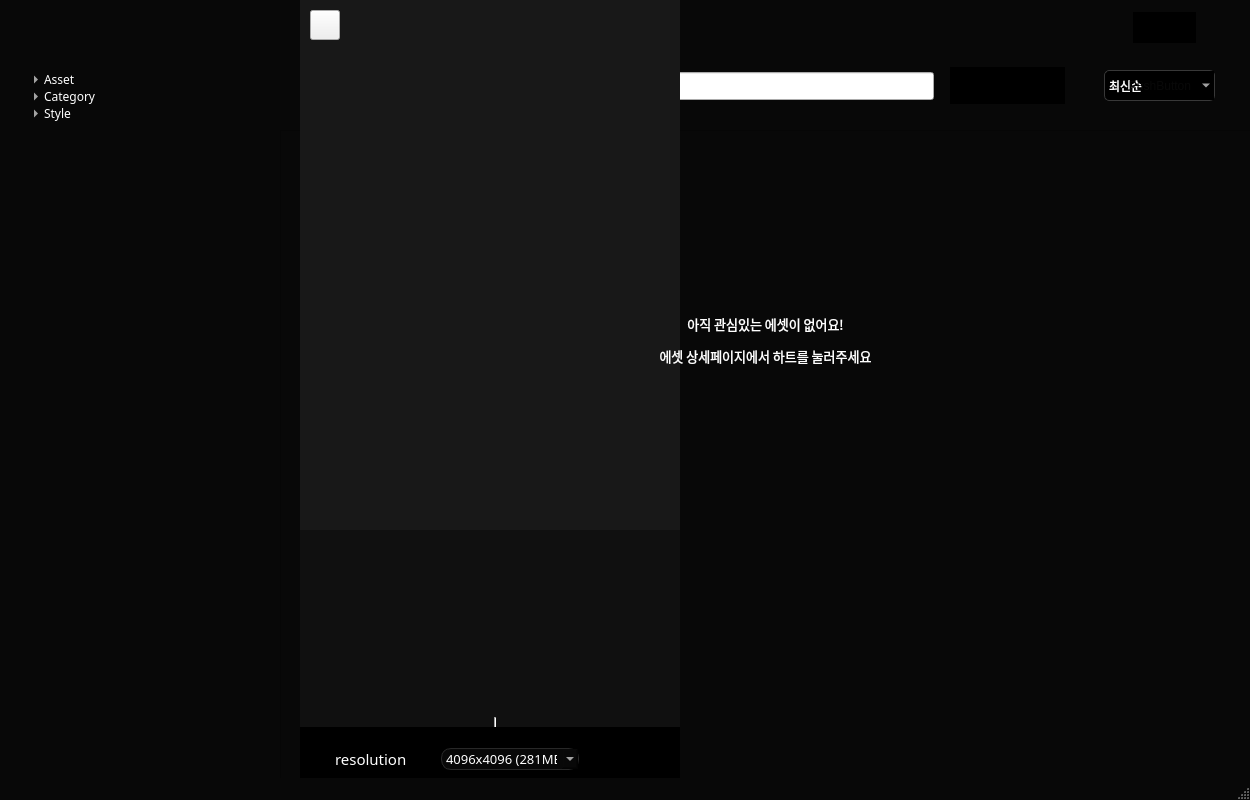
oventd/NA_Spirit, file gui/asset_main2.ui: the form before one commit.
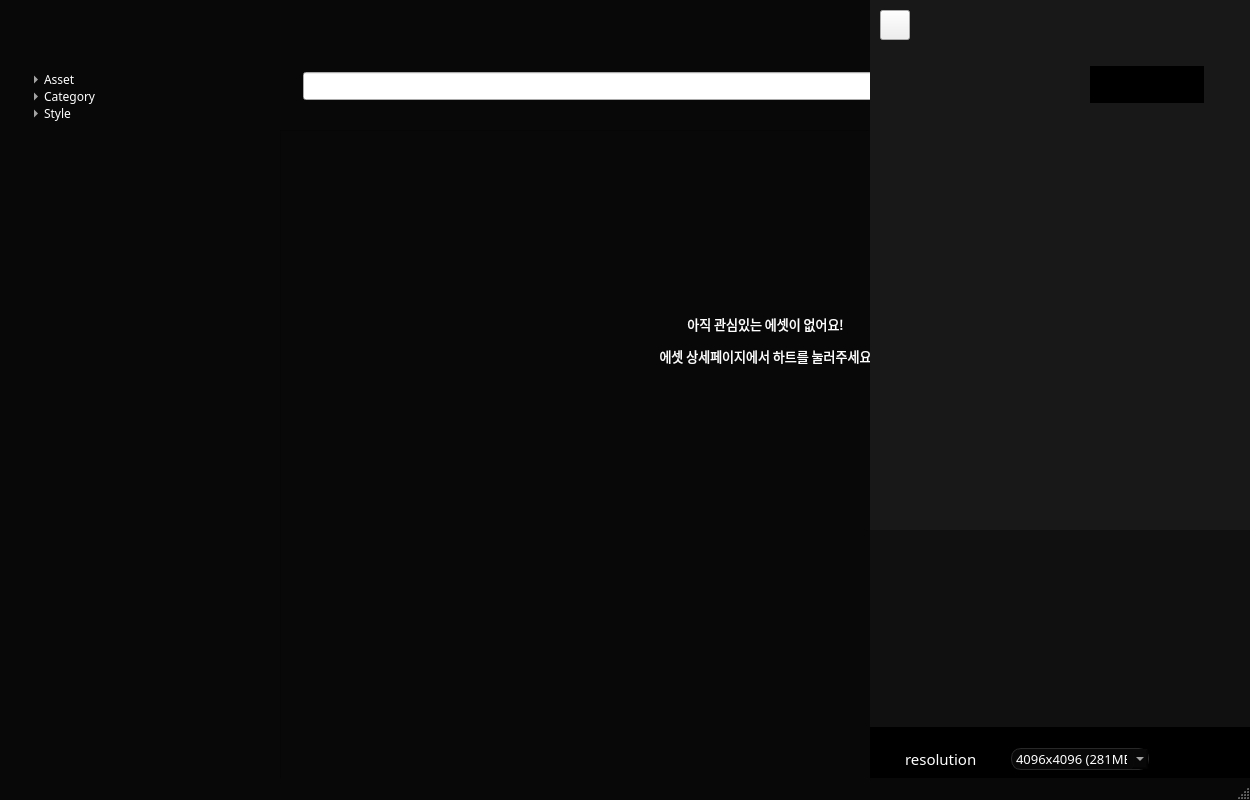
The form after the commit. Icons and pictures are not drawn.

Commit message: 하트 버튼 추가

Patch:
```diff
--- a/gui/asset_main2.ui
+++ b/gui/asset_main2.ui
@@ -979,7 +979,7 @@
    <widget class="QStackedWidget" name="stackedWidget">
     <property name="geometry">
      <rect>
-      <x>300</x>
+      <x>870</x>
       <y>0</y>
       <width>380</width>
       <height>851</height>
@@ -1409,7 +1409,7 @@
         <x>29</x>
         <y>608</y>
         <width>321</width>
-        <height>91</height>
+        <height>94</height>
        </rect>
       </property>
       <layout class="QVBoxLayout" name="verticalLayout">
@@ -1605,25 +1605,6 @@
        </size>
       </property>
      </widget>
-     <widget class="Line" name="line">
-      <property name="geometry">
-       <rect>
-        <x>0</x>
-        <y>717</y>
-        <width>391</width>
-        <height>20</height>
-       </rect>
-      </property>
-      <property name="styleSheet">
-       <string notr="true">c</string>
-      </property>
-      <property name="lineWidth">
-       <number>1</number>
-      </property>
-      <property name="orientation">
-       <enum>Qt::Orientation::Vertical</enum>
-      </property>
-     </widget>
      <widget class="QLabel" name="label_2">
       <property name="geometry">
        <rect>
@@ -1658,25 +1639,24 @@
      </widget>
      <zorder>label_3</zorder>
      <zorder>label_2</zorder>
-     <zorder>exit_btn</zorder>
      <zorder>name</zorder>
      <zorder>info_list_bar_s</zorder>
      <zorder>info_name</zorder>
      <zorder>image_l_btn</zorder>
      <zorder>image_r_btn</zorder>
      <zorder>horizontalLayoutWidget</zorder>
-     <zorder>like_btn</zorder>
-     <zorder>exit_btn_3</zorder>
      <zorder>description</zorder>
      <zorder>asset_type</zorder>
      <zorder>info_name_2</zorder>
      <zorder>horizontalLayoutWidget_2</zorder>
      <zorder>verticalLayoutWidget</zorder>
-     <zorder>line</zorder>
      <zorder>label_5</zorder>
-     <zorder>download_btn</zorder>
      <zorder>comboBox_3</zorder>
      <zorder>label_4</zorder>
+     <zorder>download_btn</zorder>
+     <zorder>like_btn</zorder>
+     <zorder>exit_btn_3</zorder>
+     <zorder>exit_btn</zorder>
      <zorder>stackedWidget_2</zorder>
     </widget>
     <widget class="QWidget" name="page_4"/>
@@ -1702,13 +1682,13 @@
      <string>&lt;html&gt;&lt;head/&gt;&lt;body&gt;&lt;p align=&quot;center&quot;&gt;&lt;span style=&quot; font-size:10pt;&quot;&gt;아직 관심있는 에셋이 없어요!&lt;/span&gt;&lt;/p&gt;&lt;p align=&quot;center&quot;&gt;&lt;span style=&quot; font-size:10pt;&quot;&gt;에셋 상세페이지에서 하트를 눌러주세요&lt;/span&gt;&lt;/p&gt;&lt;/body&gt;&lt;/html&gt;</string>
     </property>
    </widget>
-   <widget class="QPushButton" name="pushButton">
+   <widget class="QPushButton" name="like_download_btn_area">
     <property name="geometry">
      <rect>
-      <x>1103</x>
-      <y>67</y>
-      <width>114</width>
-      <height>37</height>
+      <x>1082</x>
+      <y>63</y>
+      <width>131</width>
+      <height>41</height>
      </rect>
     </property>
     <property name="toolTip">
@@ -1727,15 +1707,11 @@
 }</string>
     </property>
     <property name="text">
-     <string>PushButton</string>
-    </property>
-    <property name="icon">
-     <iconset>
-      <normaloff>../../다운로드/Group 14063.png</normaloff>../../다운로드/Group 14063.png</iconset>
+     <string/>
     </property>
     <property name="iconSize">
      <size>
-      <width>114</width>
+      <width>16</width>
       <height>37</height>
      </size>
     </property>
@@ -1755,6 +1731,22 @@
      <bool>false</bool>
     </property>
    </widget>
+   <widget class="QLabel" name="like_download_btn">
+    <property name="geometry">
+     <rect>
+      <x>1090</x>
+      <y>66</y>
+      <width>114</width>
+      <height>37</height>
+     </rect>
+    </property>
+    <property name="styleSheet">
+     <string notr="true">background: transmission;</string>
+    </property>
+    <property name="text">
+     <string/>
+    </property>
+   </widget>
    <zorder>label</zorder>
    <zorder>tableWidget</zorder>
    <zorder>user_num</zorder>
@@ -1763,9 +1755,10 @@
    <zorder>toggle_btn</zorder>
    <zorder>toggle_btn_touch_area</zorder>
    <zorder>search</zorder>
-   <zorder>stackedWidget</zorder>
    <zorder>like_empty_notice</zorder>
-   <zorder>pushButton</zorder>
+   <zorder>stackedWidget</zorder>
+   <zorder>like_download_btn_area</zorder>
+   <zorder>like_download_btn</zorder>
   </widget>
   <widget class="QMenuBar" name="menubar">
    <property name="geometry">
```
The commit also changes 3 other files.
